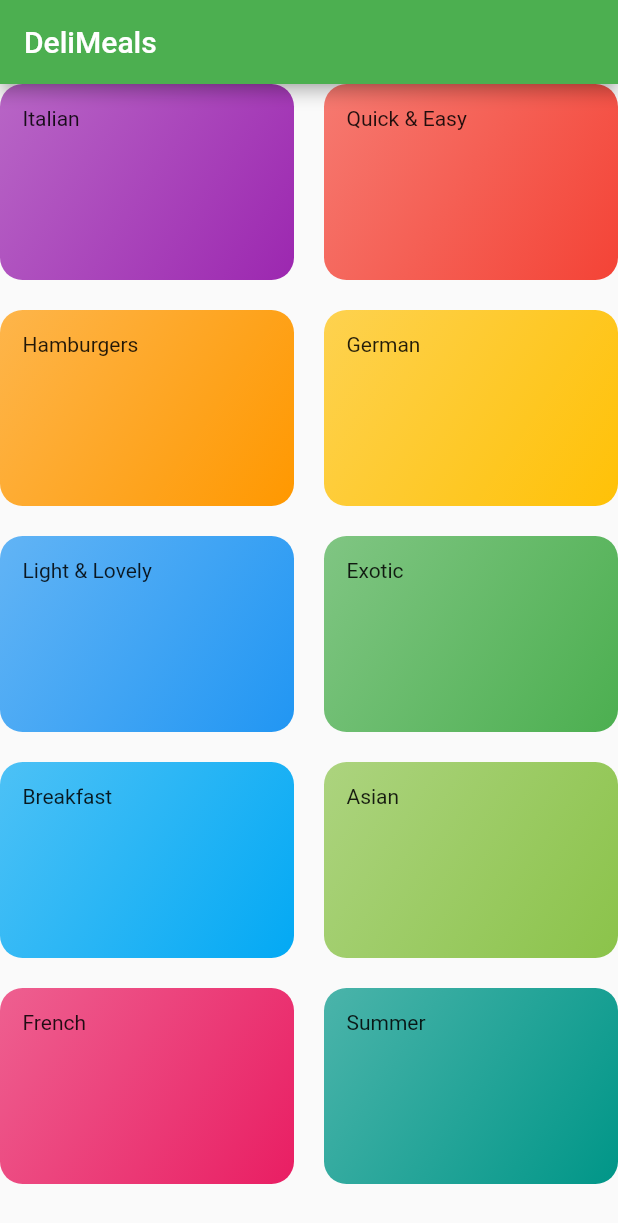
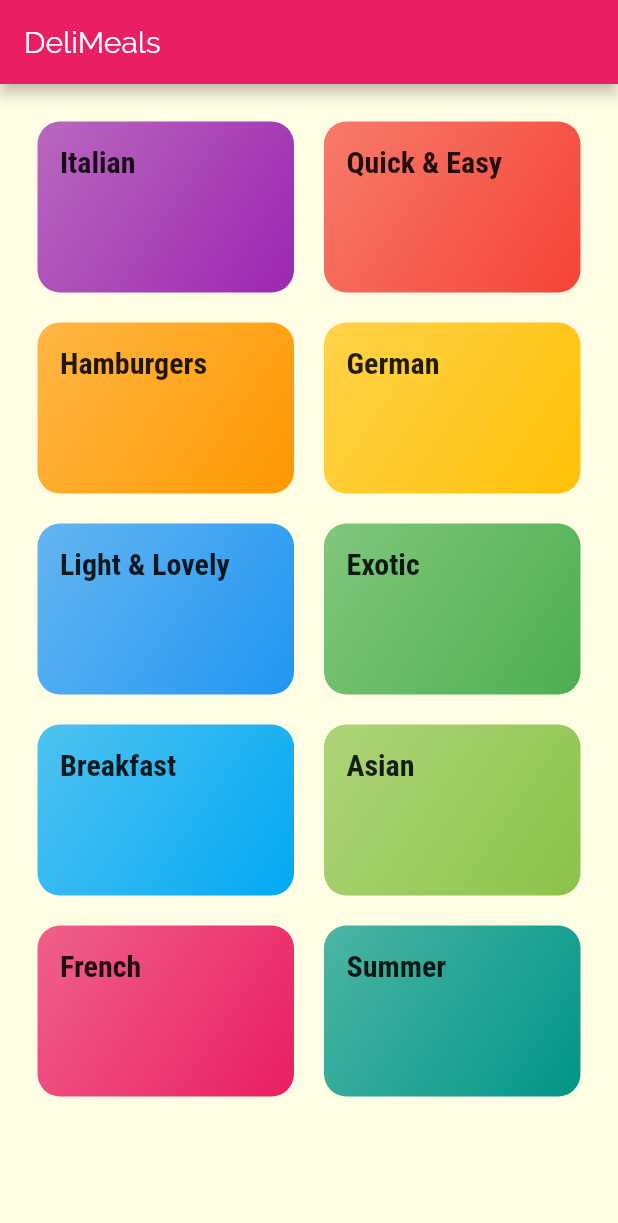
Before and after one commit to sinistra/flutter_meals, a Flutter app: the screen it shows after launch, on a phone screen of 412 x 824 dp. Shown: the top 1223 px of the screen. Run offline on Flutter 3.47's test engine with Material 2 defaults, Android fonts, the phone set to English and light mode, and no system bars.

Commit message:
add category display

```diff
--- a/lib/categories_screen.dart
+++ b/lib/categories_screen.dart
@@ -14,6 +14,7 @@ class CategoriesScreen extends StatelessWidget {
         children: DUMMY_CATEGORIES
             .map((e) => CategoryItem(title: e.title, color: e.color))
             .toList(),
+        padding: const EdgeInsets.all(25),
         gridDelegate: SliverGridDelegateWithMaxCrossAxisExtent(
           maxCrossAxisExtent: 200,
           childAspectRatio: 3 / 2,
--- a/lib/category_item.dart
+++ b/lib/category_item.dart
@@ -10,7 +10,7 @@ class CategoryItem extends StatelessWidget {
   Widget build(BuildContext context) {
     return Container(
       padding: const EdgeInsets.all(15),
-      child: Text(title),
+      child: Text(title, style: Theme.of(context).textTheme.headline6,),
       decoration: BoxDecoration(
         gradient: LinearGradient(
           colors: [
--- a/lib/main.dart
+++ b/lib/main.dart
@@ -10,7 +10,23 @@ class MyApp extends StatelessWidget {
       debugShowCheckedModeBanner: false,
       title: 'DeliMeals',
       theme: ThemeData(
-        primarySwatch: Colors.green,
+        primarySwatch: Colors.pink,
+        accentColor: Colors.amber,
+        canvasColor: Color.fromRGBO(255, 254, 229, 1),
+        fontFamily: 'Raleway',
+        textTheme: ThemeData.light().textTheme.copyWith(
+              bodyText1: TextStyle(
+                color: Color.fromRGBO(20, 51, 51, 1),
+              ),
+              bodyText2: TextStyle(
+                color: Color.fromRGBO(20, 51, 51, 1),
+              ),
+              headline6: TextStyle(
+                fontSize: 20,
+                fontFamily: 'RobotoCondensed',
+                fontWeight: FontWeight.bold
+              ),
+            ),
       ),
       home: CategoriesScreen(),
     );
```
Also changed, not shown: pubspec.yaml (+17 -6 lines), assets/fonts/Raleway-Black.ttf (added), assets/fonts/Raleway-Bold.ttf (added), assets/fonts/Raleway-Regular.ttf (added), assets/fonts/RobotoCondensed-Bold.ttf (added), assets/fonts/RobotoCondensed-Italic.ttf (added), assets/fonts/RobotoCondensed-Light.ttf (added), assets/fonts/RobotoCondensed-Regular.ttf (added).
